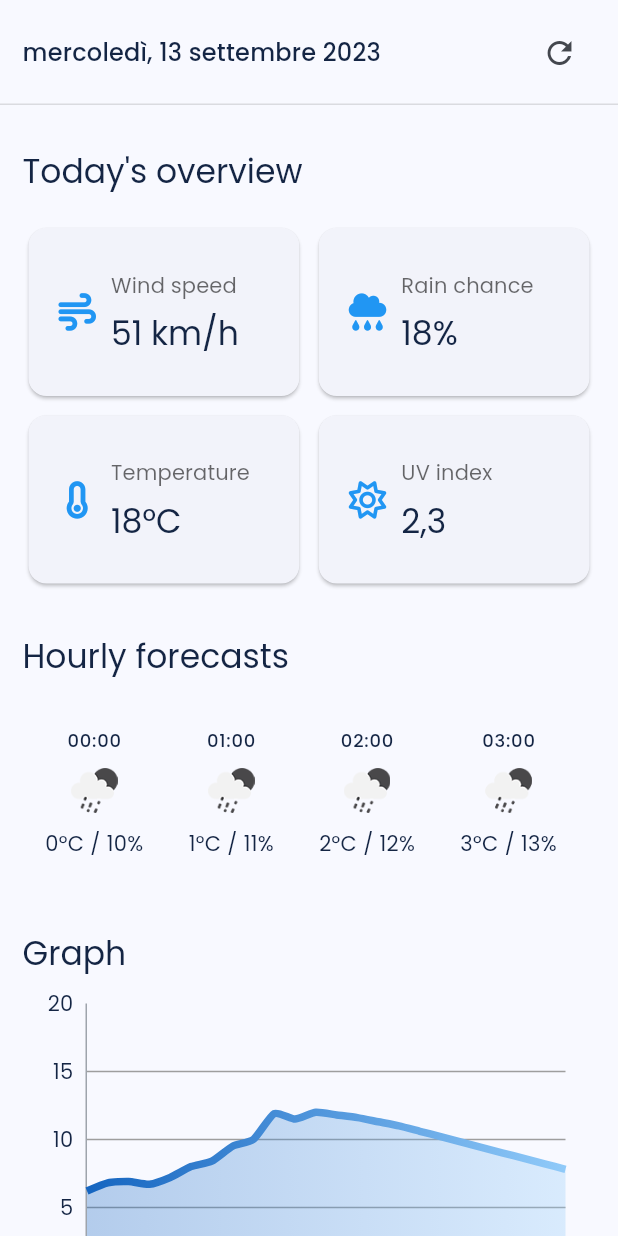
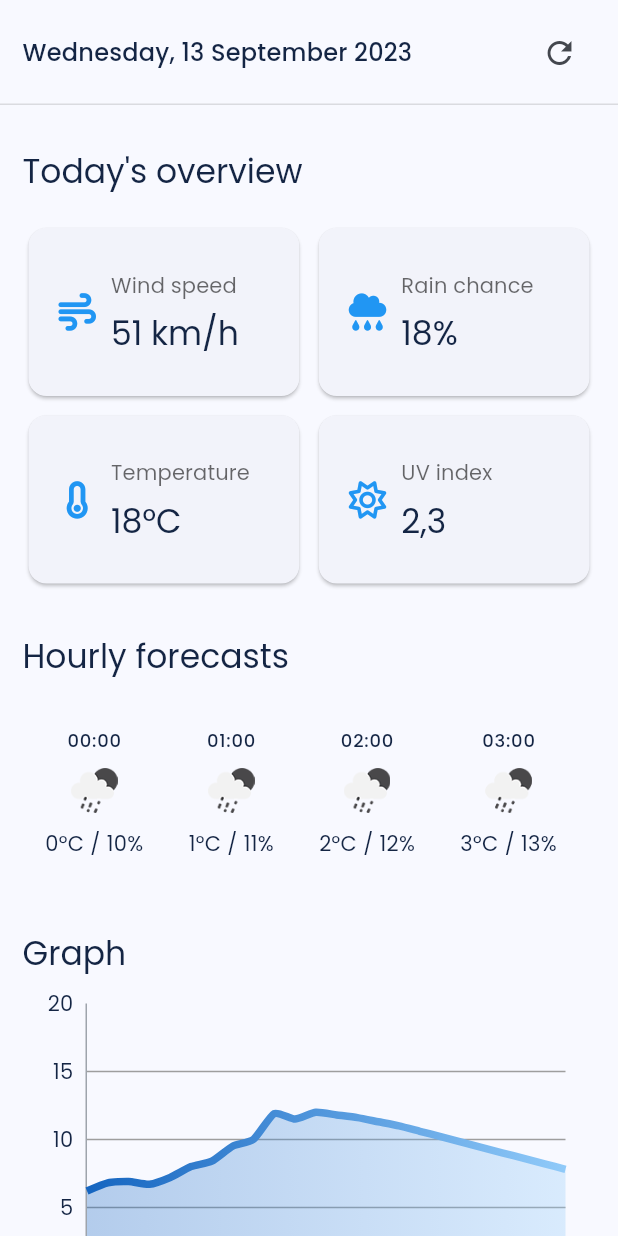
Before and after one commit to sungvzer/flutter_weather_app, a Flutter app: the screen it shows after launch, on a phone screen of 412 x 824 dp. Run offline on Flutter 3.47's test engine with Material 2 defaults, Android fonts, the phone set to English and light mode, and no system bars; drawn by our look-alikes of fl_chart; our stand-ins replace flutter_i18n, font_awesome_flutter.

```diff
--- a/lib/pages/home_page/components/date_text.dart
+++ b/lib/pages/home_page/components/date_text.dart
@@ -17,7 +17,7 @@ class _DateTextState extends State<DateText> {
 
   @override
   Widget build(BuildContext context) {
-    String locale = 'it_IT'; //Localizations.localeOf(context).languageCode;
+    String locale = Localizations.localeOf(context).languageCode;
     return FutureBuilder(
       future: initializeDateFormatting(locale, null),
       builder: (BuildContext context, AsyncSnapshot<dynamic> snapshot) {
```
